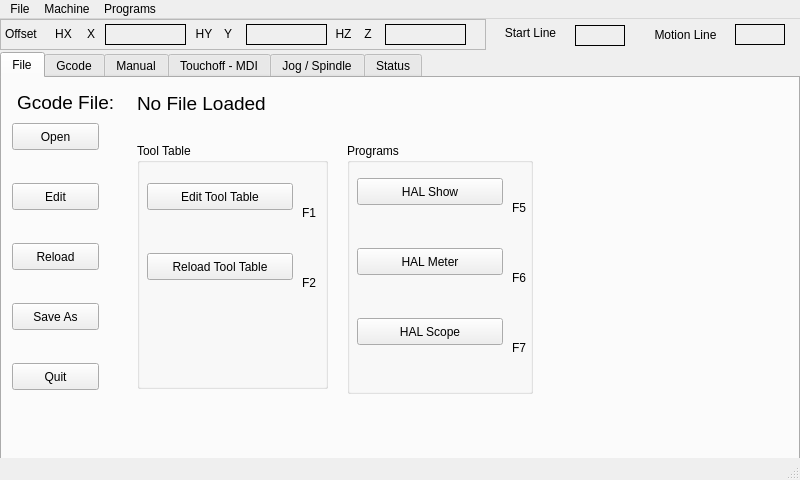
Above: examples/rpi_mill_3/rpi_mill_3.ui from jethornton/flexgui before the change. Below: the same form after it.
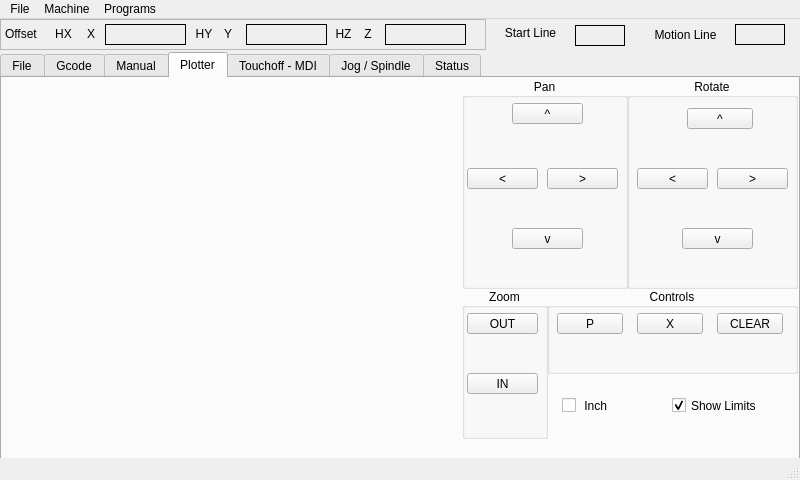
That is the form after the change. The open tabs and pages were chosen to show the change.

Commit message: 07/28/2024 update UI with plot & build rpi deb

```diff
--- a/examples/rpi_mill_3/rpi_mill_3.ui
+++ b/examples/rpi_mill_3/rpi_mill_3.ui
@@ -182,6 +182,9 @@
       <property name="title">
        <string>Programs</string>
       </property>
+      <property name="alignment">
+       <set>Qt::AlignCenter</set>
+      </property>
       <widget class="QPushButton" name="hal_scope_pb">
        <property name="geometry">
         <rect>
@@ -224,7 +227,7 @@
       <widget class="QLabel" name="label_20">
        <property name="geometry">
         <rect>
-         <x>165</x>
+         <x>160</x>
          <y>55</y>
          <width>21</width>
          <height>19</height>
@@ -237,7 +240,7 @@
       <widget class="QLabel" name="label_32">
        <property name="geometry">
         <rect>
-         <x>165</x>
+         <x>160</x>
          <y>125</y>
          <width>21</width>
          <height>19</height>
@@ -250,7 +253,7 @@
       <widget class="QLabel" name="label_33">
        <property name="geometry">
         <rect>
-         <x>165</x>
+         <x>160</x>
          <y>195</y>
          <width>21</width>
          <height>19</height>
@@ -273,11 +276,14 @@
       <property name="title">
        <string>Tool Table</string>
       </property>
+      <property name="alignment">
+       <set>Qt::AlignCenter</set>
+      </property>
       <widget class="QPushButton" name="edit_tool_table_pb">
        <property name="geometry">
         <rect>
          <x>10</x>
-         <y>40</y>
+         <y>35</y>
          <width>146</width>
          <height>27</height>
         </rect>
@@ -290,7 +296,7 @@
        <property name="geometry">
         <rect>
          <x>10</x>
-         <y>110</y>
+         <y>105</y>
          <width>146</width>
          <height>27</height>
         </rect>
@@ -303,7 +309,7 @@
        <property name="geometry">
         <rect>
          <x>165</x>
-         <y>60</y>
+         <y>55</y>
          <width>21</width>
          <height>19</height>
         </rect>
@@ -316,7 +322,7 @@
        <property name="geometry">
         <rect>
          <x>165</x>
-         <y>130</y>
+         <y>125</y>
          <width>21</width>
          <height>19</height>
         </rect>
@@ -1218,6 +1224,286 @@
       </property>
      </widget>
     </widget>
+    <widget class="QWidget" name="tab_6">
+     <attribute name="title">
+      <string>Plotter</string>
+     </attribute>
+     <widget class="QCheckBox" name="view_inches_cb">
+      <property name="geometry">
+       <rect>
+        <x>560</x>
+        <y>315</y>
+        <width>71</width>
+        <height>25</height>
+       </rect>
+      </property>
+      <property name="text">
+       <string> Inch</string>
+      </property>
+      <property name="checked">
+       <bool>false</bool>
+      </property>
+     </widget>
+     <widget class="QWidget" name="plot_widget" native="true">
+      <property name="geometry">
+       <rect>
+        <x>10</x>
+        <y>10</y>
+        <width>441</width>
+        <height>366</height>
+       </rect>
+      </property>
+     </widget>
+     <widget class="QCheckBox" name="show_limits_cb">
+      <property name="geometry">
+       <rect>
+        <x>670</x>
+        <y>315</y>
+        <width>106</width>
+        <height>25</height>
+       </rect>
+      </property>
+      <property name="text">
+       <string>Show Limits</string>
+      </property>
+      <property name="checked">
+       <bool>true</bool>
+      </property>
+     </widget>
+     <widget class="QGroupBox" name="groupBox_10">
+      <property name="geometry">
+       <rect>
+        <x>460</x>
+        <y>0</y>
+        <width>166</width>
+        <height>211</height>
+       </rect>
+      </property>
+      <property name="title">
+       <string>Pan</string>
+      </property>
+      <property name="alignment">
+       <set>Qt::AlignCenter</set>
+      </property>
+      <widget class="QPushButton" name="view_pan_up_pb">
+       <property name="geometry">
+        <rect>
+         <x>50</x>
+         <y>25</y>
+         <width>71</width>
+         <height>21</height>
+        </rect>
+       </property>
+       <property name="text">
+        <string>^</string>
+       </property>
+      </widget>
+      <widget class="QPushButton" name="view_pan_left_pb">
+       <property name="geometry">
+        <rect>
+         <x>5</x>
+         <y>90</y>
+         <width>71</width>
+         <height>21</height>
+        </rect>
+       </property>
+       <property name="text">
+        <string>&lt;</string>
+       </property>
+      </widget>
+      <widget class="QPushButton" name="view_pan_right_pb">
+       <property name="geometry">
+        <rect>
+         <x>85</x>
+         <y>90</y>
+         <width>71</width>
+         <height>21</height>
+        </rect>
+       </property>
+       <property name="text">
+        <string>&gt;</string>
+       </property>
+      </widget>
+      <widget class="QPushButton" name="view_pan_down_pb">
+       <property name="geometry">
+        <rect>
+         <x>50</x>
+         <y>150</y>
+         <width>71</width>
+         <height>21</height>
+        </rect>
+       </property>
+       <property name="text">
+        <string>v</string>
+       </property>
+      </widget>
+     </widget>
+     <widget class="QGroupBox" name="groupBox_11">
+      <property name="geometry">
+       <rect>
+        <x>625</x>
+        <y>0</y>
+        <width>171</width>
+        <height>211</height>
+       </rect>
+      </property>
+      <property name="title">
+       <string>Rotate</string>
+      </property>
+      <property name="alignment">
+       <set>Qt::AlignCenter</set>
+      </property>
+      <widget class="QPushButton" name="view_rotate_left_pb">
+       <property name="geometry">
+        <rect>
+         <x>10</x>
+         <y>90</y>
+         <width>71</width>
+         <height>21</height>
+        </rect>
+       </property>
+       <property name="text">
+        <string>&lt;</string>
+       </property>
+      </widget>
+      <widget class="QPushButton" name="view_rotate_right_pb">
+       <property name="geometry">
+        <rect>
+         <x>90</x>
+         <y>90</y>
+         <width>71</width>
+         <height>21</height>
+        </rect>
+       </property>
+       <property name="text">
+        <string>&gt;</string>
+       </property>
+      </widget>
+      <widget class="QPushButton" name="view_rotate_up_pb">
+       <property name="geometry">
+        <rect>
+         <x>60</x>
+         <y>30</y>
+         <width>66</width>
+         <height>21</height>
+        </rect>
+       </property>
+       <property name="text">
+        <string>^</string>
+       </property>
+      </widget>
+      <widget class="QPushButton" name="view_rotate_down_pb">
+       <property name="geometry">
+        <rect>
+         <x>55</x>
+         <y>150</y>
+         <width>71</width>
+         <height>21</height>
+        </rect>
+       </property>
+       <property name="text">
+        <string>v</string>
+       </property>
+      </widget>
+     </widget>
+     <widget class="QGroupBox" name="groupBox_14">
+      <property name="geometry">
+       <rect>
+        <x>460</x>
+        <y>210</y>
+        <width>86</width>
+        <height>151</height>
+       </rect>
+      </property>
+      <property name="title">
+       <string>Zoom</string>
+      </property>
+      <property name="alignment">
+       <set>Qt::AlignCenter</set>
+      </property>
+      <widget class="QPushButton" name="view_zoom_out_pb">
+       <property name="geometry">
+        <rect>
+         <x>5</x>
+         <y>25</y>
+         <width>71</width>
+         <height>21</height>
+        </rect>
+       </property>
+       <property name="text">
+        <string>OUT</string>
+       </property>
+      </widget>
+      <widget class="QPushButton" name="view_zoom_in_pb">
+       <property name="geometry">
+        <rect>
+         <x>5</x>
+         <y>85</y>
+         <width>71</width>
+         <height>21</height>
+        </rect>
+       </property>
+       <property name="text">
+        <string>IN</string>
+       </property>
+      </widget>
+     </widget>
+     <widget class="QGroupBox" name="groupBox_16">
+      <property name="geometry">
+       <rect>
+        <x>545</x>
+        <y>210</y>
+        <width>251</width>
+        <height>86</height>
+       </rect>
+      </property>
+      <property name="title">
+       <string>Controls</string>
+      </property>
+      <property name="alignment">
+       <set>Qt::AlignCenter</set>
+      </property>
+      <widget class="QPushButton" name="view_clear_pb">
+       <property name="geometry">
+        <rect>
+         <x>170</x>
+         <y>25</y>
+         <width>66</width>
+         <height>21</height>
+        </rect>
+       </property>
+       <property name="text">
+        <string>CLEAR</string>
+       </property>
+      </widget>
+      <widget class="QPushButton" name="view_p_pb">
+       <property name="geometry">
+        <rect>
+         <x>10</x>
+         <y>25</y>
+         <width>66</width>
+         <height>21</height>
+        </rect>
+       </property>
+       <property name="text">
+        <string>P</string>
+       </property>
+      </widget>
+      <widget class="QPushButton" name="view_x_pb">
+       <property name="geometry">
+        <rect>
+         <x>90</x>
+         <y>25</y>
+         <width>66</width>
+         <height>21</height>
+        </rect>
+       </property>
+       <property name="text">
+        <string>X</string>
+       </property>
+      </widget>
+     </widget>
+    </widget>
     <widget class="QWidget" name="tab_3">
      <attribute name="title">
       <string>Touchoff - MDI</string>
```
Left out of the diff: 37 changed lines with no effect on the pictures. The commit also changes 3 other files.
